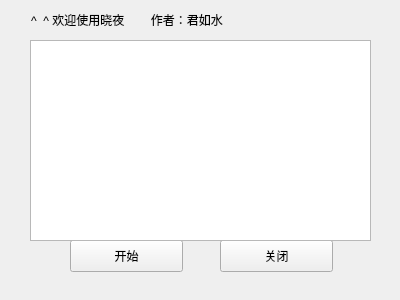
ppker/yzp_monitor, file ui/monitor.ui: the form before one commit.
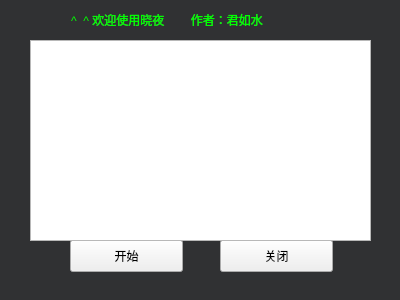
The form after the commit.

Commit message: pretty color theme

The edit to the form file:
```diff
--- a/ui/monitor.ui
+++ b/ui/monitor.ui
@@ -13,6 +13,12 @@
   <property name="windowTitle">
    <string>Form</string>
   </property>
+  <property name="windowOpacity">
+   <double>0.851230000000000</double>
+  </property>
+  <property name="styleSheet">
+   <string notr="true">#Form {background-color: rgb(48,49,51)}</string>
+  </property>
   <widget class="QPushButton" name="pushButton">
    <property name="geometry">
     <rect>
@@ -45,12 +51,15 @@
    </property>
    <property name="geometry">
     <rect>
-     <x>30</x>
+     <x>70</x>
      <y>10</y>
      <width>241</width>
      <height>16</height>
     </rect>
    </property>
+   <property name="styleSheet">
+    <string notr="true">color: rgb(0, 255, 0)</string>
+   </property>
    <property name="text">
     <string>^_^ 欢迎使用晓夜        作者：君如水</string>
    </property>
```
The commit also changes 1 other file.
